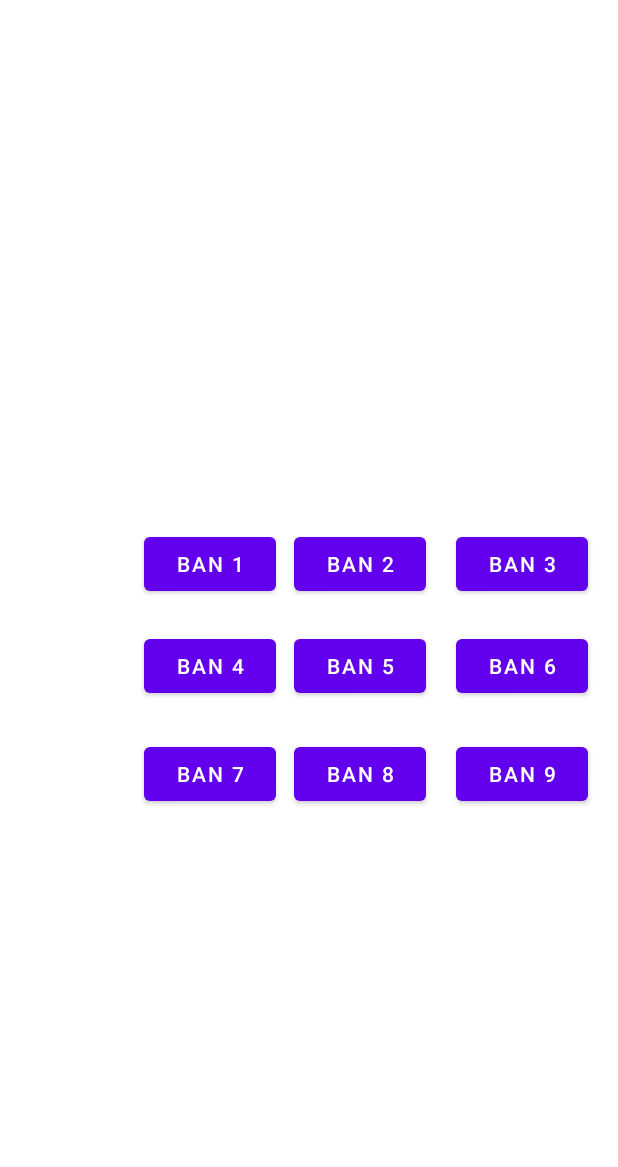
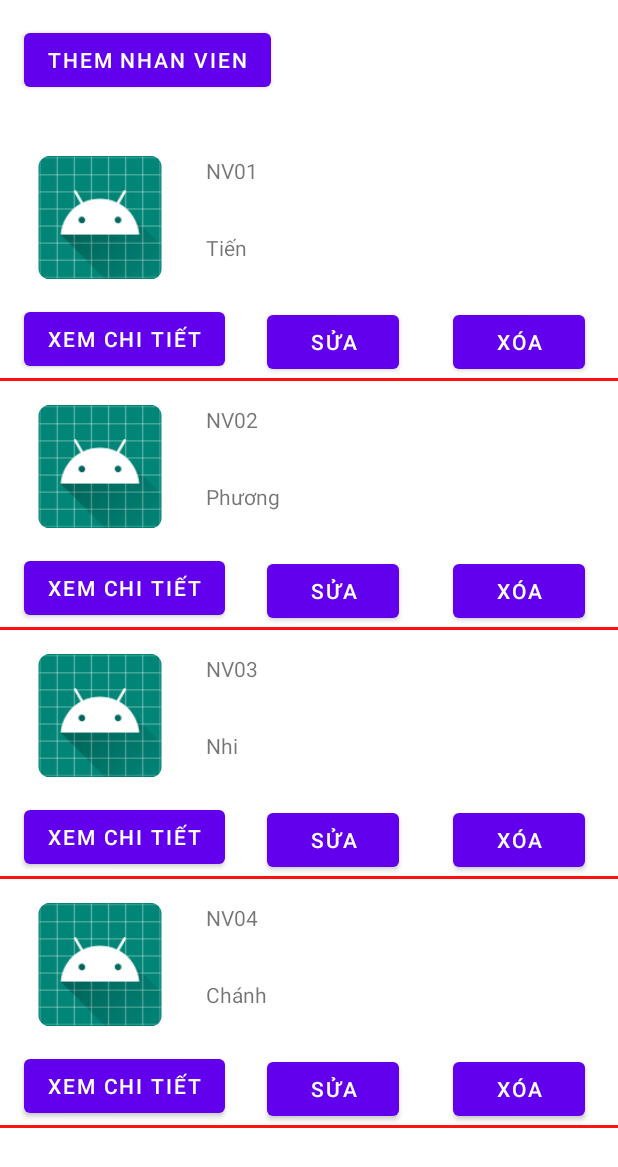
Before and after one commit to jay-pro/MobileProgramming_RestaurantFoodReservationApplication, an Android app: the screen it shows after launch (DSBanActivity before the commit, QLNhanVienActivity after it), on a phone screen of 412 x 824 dp. Shown: the top 1167 px of the screen. Run offline under Robolectric (Android 15) with nearby library versions, the phone set to English and light mode, and no system bars.

Commit message:
tạm ổn

```diff
--- a/RestaurantFoodReservationApplication/app/src/main/AndroidManifest.xml
+++ b/RestaurantFoodReservationApplication/app/src/main/AndroidManifest.xml
@@ -16,8 +16,9 @@
         android:roundIcon="@mipmap/ic_launcher_round"
         android:supportsRtl="true"
         android:theme="@style/Theme.RestaurantFoodReservationApplication">
+        <activity android:name=".DSBanActivity" />
         <activity
-            android:name=".DSBanActivity"
+            android:name=".QLNhanVienActivity"
             android:label="@string/app_name"
             android:theme="@style/Theme.RestaurantFoodReservationApplication.NoActionBar">
             <intent-filter>
--- a/RestaurantFoodReservationApplication/app/src/main/java/com/example/restaurantfoodreservationapplication/Class/Nhan_Vien.java
+++ b/RestaurantFoodReservationApplication/app/src/main/java/com/example/restaurantfoodreservationapplication/Class/Nhan_Vien.java
@@ -1,24 +1,98 @@
 package com.example.restaurantfoodreservationapplication.Class;
 
 public class Nhan_Vien {
-    public String ID;
-    public String MaCV;
-    public String HoTen;
-    public String GioiTinh;
-    public String CMND;
-    public String SDT;
-    public String DiaChi;
-    public double Luong;
+    private String ID;
+    private String ChucVu;
+    private String HoTen;
+    private String GioiTinh;
+    private String CMND;
+    private String SDT;
+    private String DiaChi;
+    private double Luong;
+    private String HinhAnh;
 
-    public Nhan_Vien(String ID, String maCV, String hoTen, String gioiTinh, String CMND, String SDT, String diaChi, double luong) {
+    public String getID() {
+        return ID;
+    }
+
+    public void setID(String ID) {
         this.ID = ID;
-        MaCV = maCV;
+    }
+
+    public String getChucVu() {
+        return ChucVu;
+    }
+
+    public void setChucVu(String chucVu) {
+        ChucVu = chucVu;
+    }
+
+    public String getHoTen() {
+        return HoTen;
+    }
+
+    public void setHoTen(String hoTen) {
+        HoTen = hoTen;
+    }
+
+    public String getGioiTinh() {
+        return GioiTinh;
+    }
+
+    public void setGioiTinh(String gioiTinh) {
+        GioiTinh = gioiTinh;
+    }
+
+    public String getCMND() {
+        return CMND;
+    }
+
+    public void setCMND(String CMND) {
+        this.CMND = CMND;
+    }
+
+    public String getSDT() {
+        return SDT;
+    }
+
+    public void setSDT(String SDT) {
+        this.SDT = SDT;
+    }
+
+    public String getDiaChi() {
+        return DiaChi;
+    }
+
+    public void setDiaChi(String diaChi) {
+        DiaChi = diaChi;
+    }
+
+    public double getLuong() {
+        return Luong;
+    }
+
+    public void setLuong(double luong) {
+        Luong = luong;
+    }
+
+    public String getHinhAnh() {
+        return HinhAnh;
+    }
+
+    public void setHinhAnh(String hinhAnh) {
+        HinhAnh = hinhAnh;
+    }
+
+    public Nhan_Vien(String ID, String chucVu, String hoTen, String gioiTinh, String CMND, String SDT, String diaChi, double luong, String hinhAnh) {
+        this.ID = ID;
+        ChucVu = chucVu;
         HoTen = hoTen;
         GioiTinh = gioiTinh;
         this.CMND = CMND;
         this.SDT = SDT;
         DiaChi = diaChi;
         Luong = luong;
+        HinhAnh = hinhAnh;
     }
 
     public Nhan_Vien() {
--- /dev/null
+++ b/RestaurantFoodReservationApplication/app/src/main/java/com/example/restaurantfoodreservationapplication/NhanVienAdapter.java
@@ -0,0 +1,77 @@
+package com.example.restaurantfoodreservationapplication;
+
+import android.content.Context;
+import android.view.LayoutInflater;
+import android.view.View;
+import android.view.ViewGroup;
+import android.widget.Button;
+import android.widget.ImageView;
+import android.widget.TextView;
+import android.widget.Toast;
+
+import androidx.annotation.NonNull;
+import androidx.recyclerview.widget.RecyclerView;
+
+import com.example.restaurantfoodreservationapplication.Class.Nhan_Vien;
+
+import java.util.ArrayList;
+
+public class NhanVienAdapter extends RecyclerView.Adapter<NhanVienAdapter.ViewHolder> {
+    ArrayList<Nhan_Vien> dataNhanViens;
+    Context context;
+
+    public NhanVienAdapter(ArrayList<Nhan_Vien> dataNhanViens, Context context) {
+        this.dataNhanViens = dataNhanViens;
+        this.context = context;
+    }
+
+    @NonNull
+    @Override
+    public ViewHolder onCreateViewHolder(@NonNull ViewGroup parent, int viewType) {
+        LayoutInflater layoutInflater = LayoutInflater.from(parent.getContext());
+        View itemView = layoutInflater.inflate(R.layout.row_nhanvien,parent,false);
+
+        return new ViewHolder((itemView));
+    }
+
+    @Override
+    public void onBindViewHolder(@NonNull ViewHolder holder, int position) {
+        holder.txtName.setText(dataNhanViens.get(position).getHoTen());
+        holder.txtMaNV.setText(dataNhanViens.get(position).getID());
+        //holder.imgHinh.setImageResource(dataNhanViens.get(position).getHinhAnh());
+    }
+
+    @Override
+    public int getItemCount() {
+        return dataNhanViens.size();
+    }
+
+    public class ViewHolder extends RecyclerView.ViewHolder {
+    TextView txtName,txtMaNV;
+    ImageView imgHinh;
+    Button btnchitiet,btnsua,btnxoa;
+    public ViewHolder(@NonNull View itemView) {
+
+        super(itemView);
+        txtName = (TextView) itemView.findViewById(R.id.txtTenNV);
+        txtMaNV = (TextView) itemView.findViewById(R.id.txtMaNV);
+        imgHinh = (ImageView) itemView.findViewById(R.id.imageViewNhanVien);
+        btnchitiet = (Button) itemView.findViewById(R.id.buttonChiTietNV);
+        btnsua = (Button) itemView.findViewById(R.id.buttonSuaNV);
+        btnxoa = (Button) itemView.findViewById(R.id.buttonXoaNV);
+//            itemView.setOnClickListener(new View.OnClickListener() {
+//                @Override
+//                public void onClick(View v) {
+//                    RemoveItem(getAdapterPosition());
+//                    Toast.makeText(itemView.getContext(), "Remove " + txtName.getText(), Toast.LENGTH_SHORT).show();
+//                }
+//            });
+        btnchitiet.setOnClickListener(new View.OnClickListener() {
+            @Override
+            public void onClick(View v) {
+                Toast.makeText(context, "Vua nhan vao" + getAdapterPosition(), Toast.LENGTH_SHORT).show();
+            }
+        });
+    }
+}
+}
--- /dev/null
+++ b/RestaurantFoodReservationApplication/app/src/main/java/com/example/restaurantfoodreservationapplication/QLNhanVienActivity.java
@@ -0,0 +1,61 @@
+package com.example.restaurantfoodreservationapplication;
+
+import androidx.appcompat.app.AppCompatActivity;
+import androidx.core.content.ContextCompat;
+import androidx.recyclerview.widget.DefaultItemAnimator;
+import androidx.recyclerview.widget.DividerItemDecoration;
+import androidx.recyclerview.widget.LinearLayoutManager;
+import androidx.recyclerview.widget.RecyclerView;
+
+import android.graphics.drawable.Drawable;
+import android.os.Bundle;
+import android.view.View;
+import android.widget.Button;
+
+import com.example.restaurantfoodreservationapplication.Class.Nhan_Vien;
+
+import java.util.ArrayList;
+
+public class QLNhanVienActivity extends AppCompatActivity {
+    Button btnThem;
+    ArrayList<Nhan_Vien> arrayListNV = new ArrayList<>();
+    NhanVienAdapter nhanvienAdapter;
+    RecyclerView recyclerViewNV;
+    @Override
+    protected void onCreate(Bundle savedInstanceState) {
+        super.onCreate(savedInstanceState);
+        setContentView(R.layout.activity_q_l_nhan_vien);
+        btnThem = (Button) findViewById(R.id.buttonThemNV);
+        nhanvienAdapter = new NhanVienAdapter(arrayListNV,getApplicationContext());
+        recyclerViewNV= (RecyclerView) findViewById(R.id.recycler_viewNhanVien);
+//        btnThem.setOnClickListener(new View.OnClickListener() {
+//            @Override
+//            public void onClick(View v) {
+////                arrayListNV.add(new Nhan_Vien(R.drawable.kiwi,"Tien vua them"));
+////                shopAdapter.notifyDataSetChanged();
+//            }
+//        });
+        initView();
+    }
+    public void initView()
+    {
+
+        recyclerViewNV.setHasFixedSize(true);
+        LinearLayoutManager layoutManager = new LinearLayoutManager(this, LinearLayoutManager.VERTICAL,false);
+        recyclerViewNV.setLayoutManager(layoutManager);
+//        DividerItemDecoration dividerItemDecoration = new DividerItemDecoration(this,layoutManager.getOrientation());
+//        recyclerView.addItemDecoration(dividerItemDecoration);
+        DividerItemDecoration dividerItemDecoration = new DividerItemDecoration(recyclerViewNV.getContext(),DividerItemDecoration.VERTICAL);
+        Drawable drawable = ContextCompat.getDrawable(getApplicationContext(),R.drawable.custom_divider);
+        dividerItemDecoration.setDrawable(drawable);
+        recyclerViewNV.addItemDecoration(dividerItemDecoration);
+        recyclerViewNV.setItemAnimator(new DefaultItemAnimator());
+
+        arrayListNV.add(new Nhan_Vien("NV01","NhanVien","Tiến","Nam","123","4561","Quan 9",5000,""));
+        arrayListNV.add(new Nhan_Vien("NV02","NhanVien","Phương","Nữ","1234","4562","Quan 9",6000,""));
+        arrayListNV.add(new Nhan_Vien("NV03","NhanVien","Nhi","Nữ","12345","4563","Quan 9",7000,""));
+        arrayListNV.add(new Nhan_Vien("NV04","NhanVien","Chánh","Nam","123456","4564","Quan 9",8000,""));
+        recyclerViewNV.setAdapter(nhanvienAdapter);
+
+    }
+}
--- a/RestaurantFoodReservationApplication/app/src/main/java/com/example/restaurantfoodreservationapplication/QuanLyNhanVienActivity.java
+++ b/RestaurantFoodReservationApplication/app/src/main/java/com/example/restaurantfoodreservationapplication/QuanLyNhanVienActivity.java
@@ -1,17 +1,10 @@
 package com.example.restaurantfoodreservationapplication;
 
-import android.content.Intent;
 import android.os.Bundle;
 import android.view.View;
 import android.widget.Button;
-import android.content.Intent;
-import android.os.Bundle;
-
-import com.google.android.material.floatingactionbutton.FloatingActionButton;
-import com.google.android.material.snackbar.Snackbar;
 
 import androidx.appcompat.app.AppCompatActivity;
-import androidx.appcompat.widget.Toolbar;
 
 
 public class QuanLyNhanVienActivity extends AppCompatActivity{
@@ -36,7 +29,7 @@ public class QuanLyNhanVienActivity extends AppCompatActivity{
                 //openPageSuaNV();
             }
         });
-        btnXoaNV = (Button) findViewById(R.id.buttonXoaNV);
+        btnXoaNV = (Button) findViewById(R.id.buttonXoaNVNhi);
         btnThemNV.setOnClickListener(new View.OnClickListener() {
             @Override
             public void onClick(View v) {
--- /dev/null
+++ b/RestaurantFoodReservationApplication/app/src/main/res/drawable/custom_divider.xml
@@ -0,0 +1,6 @@
+<?xml version="1.0" encoding="utf-8"?>
+<shape xmlns:android="http://schemas.android.com/apk/res/android">
+    <size android:width="2dp"
+        android:height="2dp"/>
+    <solid android:color="#ff11"/>
+</shape>
--- /dev/null
+++ b/RestaurantFoodReservationApplication/app/src/main/res/layout/activity_q_l_nhan_vien.xml
@@ -0,0 +1,27 @@
+<?xml version="1.0" encoding="utf-8"?>
+<androidx.constraintlayout.widget.ConstraintLayout xmlns:android="http://schemas.android.com/apk/res/android"
+    xmlns:app="http://schemas.android.com/apk/res-auto"
+    xmlns:tools="http://schemas.android.com/tools"
+    android:layout_width="match_parent"
+    android:layout_height="wrap_content"
+    tools:context=".QLNhanVienActivity">
+
+    <Button
+        android:id="@+id/btnThemNhanVien"
+        android:layout_width="wrap_content"
+        android:layout_height="wrap_content"
+        android:layout_marginStart="16dp"
+        android:layout_marginTop="16dp"
+        android:text="Them Nhan vien"
+        app:layout_constraintStart_toStartOf="parent"
+        app:layout_constraintTop_toTopOf="parent" />
+
+    <androidx.recyclerview.widget.RecyclerView
+        android:id="@+id/recycler_viewNhanVien"
+        android:layout_width="match_parent"
+        android:layout_height="wrap_content"
+        android:layout_marginTop="24dp"
+        app:layout_constraintStart_toStartOf="parent"
+        app:layout_constraintTop_toBottomOf="@+id/btnThemNhanVien" />
+
+</androidx.constraintlayout.widget.ConstraintLayout>
--- a/RestaurantFoodReservationApplication/app/src/main/res/layout/activity_quanly_nhanvien.xml
+++ b/RestaurantFoodReservationApplication/app/src/main/res/layout/activity_quanly_nhanvien.xml
@@ -65,7 +65,7 @@
         app:layout_constraintVertical_bias="0.151" />
 
     <Button
-        android:id="@+id/buttonXoaNV"
+        android:id="@+id/buttonXoaNVNhi"
         android:layout_width="wrap_content"
         android:layout_height="wrap_content"
         android:text="Xóa nhân viên cũ"
--- /dev/null
+++ b/RestaurantFoodReservationApplication/app/src/main/res/layout/row_nhanvien.xml
@@ -0,0 +1,67 @@
+<?xml version="1.0" encoding="utf-8"?>
+<androidx.constraintlayout.widget.ConstraintLayout xmlns:android="http://schemas.android.com/apk/res/android"
+    xmlns:app="http://schemas.android.com/apk/res-auto"
+    xmlns:tools="http://schemas.android.com/tools"
+    android:layout_width="match_parent"
+    android:layout_height="wrap_content">
+
+    <ImageView
+        android:id="@+id/imageViewNhanVien"
+        android:layout_width="101dp"
+        android:layout_height="82dp"
+        android:layout_marginStart="16dp"
+        android:layout_marginTop="16dp"
+        android:src="@mipmap/ic_launcher"
+        app:layout_constraintStart_toStartOf="parent"
+        app:layout_constraintTop_toTopOf="parent" />
+
+    <TextView
+        android:id="@+id/txtMaNV"
+        android:layout_width="wrap_content"
+        android:layout_height="wrap_content"
+        android:layout_marginStart="20dp"
+        android:layout_marginTop="16dp"
+        android:text="Mã NV"
+        app:layout_constraintStart_toEndOf="@+id/imageViewNhanVien"
+        app:layout_constraintTop_toTopOf="parent" />
+
+    <TextView
+        android:id="@+id/txtTenNV"
+        android:layout_width="wrap_content"
+        android:layout_height="wrap_content"
+        android:layout_marginStart="20dp"
+        android:layout_marginTop="32dp"
+        android:text="Tên NV"
+        app:layout_constraintStart_toEndOf="@+id/imageViewNhanVien"
+        app:layout_constraintTop_toBottomOf="@+id/txtMaNV" />
+
+    <Button
+        android:id="@+id/buttonChiTietNV"
+        android:layout_width="wrap_content"
+        android:layout_height="wrap_content"
+        android:layout_marginStart="16dp"
+        android:layout_marginTop="16dp"
+        android:text="xem chi tiết"
+        app:layout_constraintStart_toStartOf="parent"
+        app:layout_constraintTop_toBottomOf="@+id/imageViewNhanVien" />
+
+    <Button
+        android:id="@+id/btnSuaNV"
+        android:layout_width="wrap_content"
+        android:layout_height="wrap_content"
+        android:layout_marginStart="28dp"
+        android:layout_marginTop="116dp"
+        android:text="Sửa"
+        app:layout_constraintStart_toEndOf="@+id/buttonChiTietNV"
+        app:layout_constraintTop_toTopOf="parent" />
+
+    <Button
+        android:id="@+id/buttonXoaNV"
+        android:layout_width="wrap_content"
+        android:layout_height="wrap_content"
+        android:layout_marginStart="36dp"
+        android:layout_marginTop="116dp"
+        android:text="Xóa"
+        app:layout_constraintStart_toEndOf="@+id/btnSuaNV"
+        app:layout_constraintTop_toTopOf="parent" />
+</androidx.constraintlayout.widget.ConstraintLayout>
```
